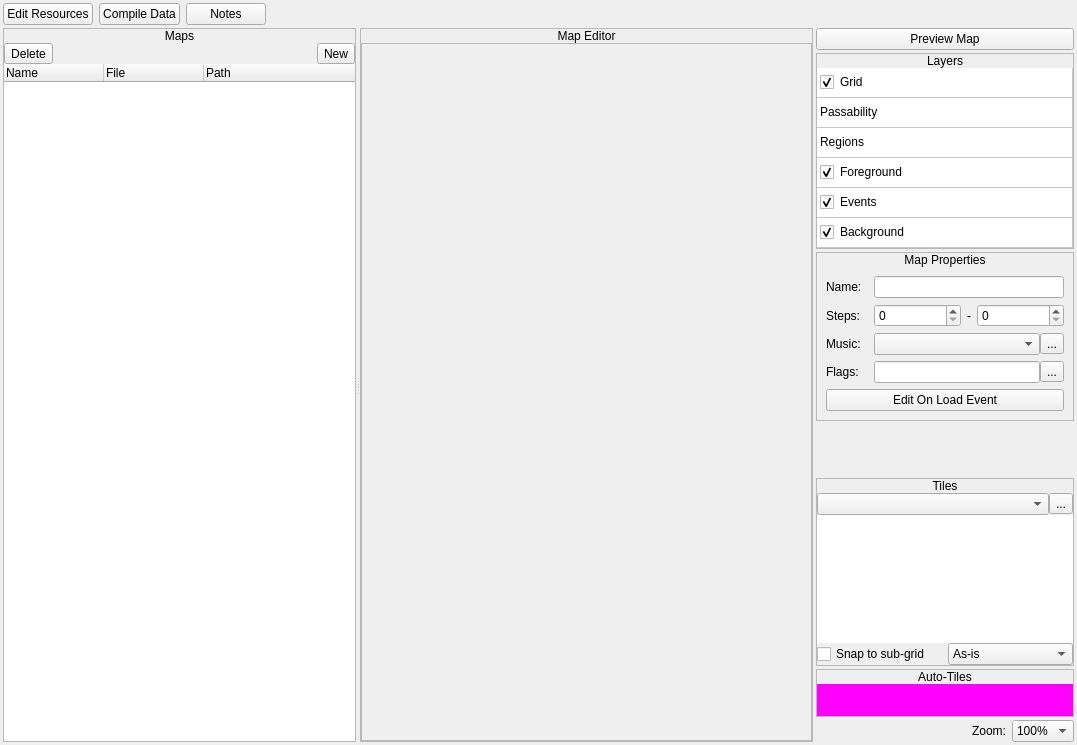
Before: the Qt Designer form editor/src/mainwindow.ui in tuxinator2009/PreludeToADream-Pokitto, drawn with Qt 5.
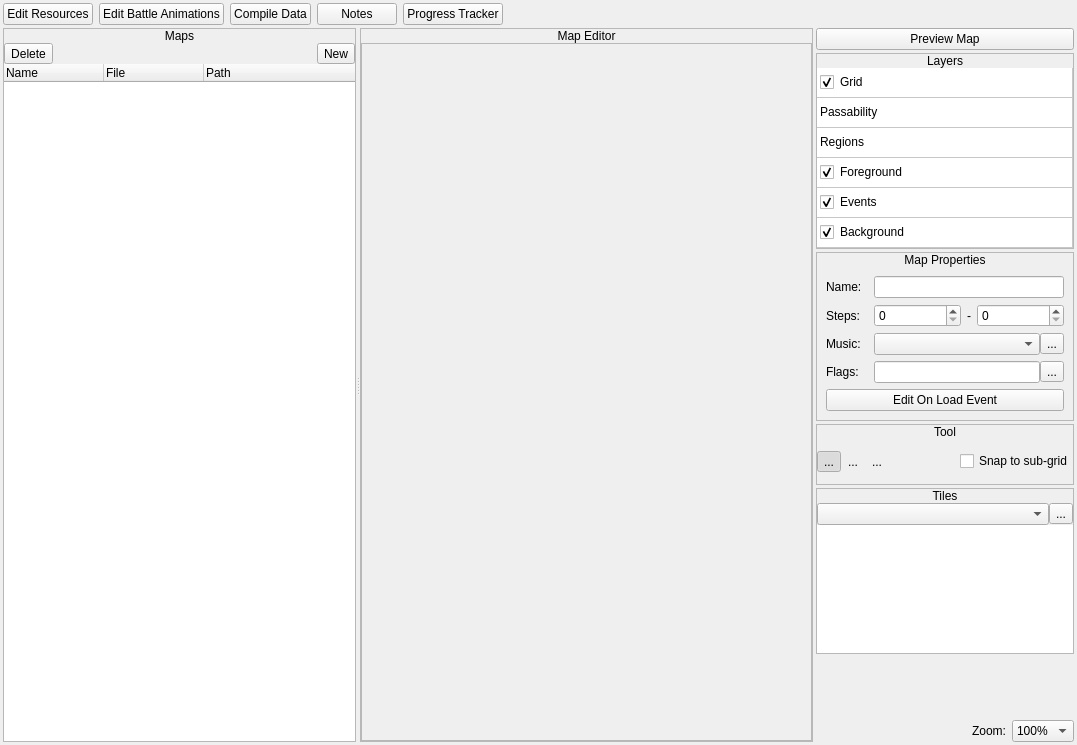
After: the same form once the commit is applied. The open tabs and pages were chosen to show the change. Icons and pictures are not drawn. Custom widgets are drawn as their Qt base class.

Commit message: Added a progress tracker and finished map editor portion.

```diff
--- a/editor/src/mainwindow.ui
+++ b/editor/src/mainwindow.ui
@@ -76,6 +76,19 @@
          </property>
         </widget>
        </item>
+       <item>
+        <widget class="QPushButton" name="btnEditBattleAnimations">
+         <property name="sizePolicy">
+          <sizepolicy hsizetype="Fixed" vsizetype="Fixed">
+           <horstretch>0</horstretch>
+           <verstretch>0</verstretch>
+          </sizepolicy>
+         </property>
+         <property name="text">
+          <string>Edit Battle Animations</string>
+         </property>
+        </widget>
+       </item>
        <item>
         <widget class="QPushButton" name="btnCompileData">
          <property name="sizePolicy">
@@ -102,6 +115,19 @@
          </property>
         </widget>
        </item>
+       <item>
+        <widget class="QPushButton" name="btnProgressTracker">
+         <property name="sizePolicy">
+          <sizepolicy hsizetype="Fixed" vsizetype="Fixed">
+           <horstretch>0</horstretch>
+           <verstretch>0</verstretch>
+          </sizepolicy>
+         </property>
+         <property name="text">
+          <string>Progress Tracker</string>
+         </property>
+        </widget>
+       </item>
        <item>
         <widget class="QWidget" name="widget_21" native="true"/>
        </item>
@@ -837,7 +863,141 @@
                 <number>0</number>
                </property>
                <item>
-                <widget class="QWidget" name="widget_18" native="true"/>
+                <widget class="QFrame" name="frame_3">
+                 <property name="frameShape">
+                  <enum>QFrame::StyledPanel</enum>
+                 </property>
+                 <property name="frameShadow">
+                  <enum>QFrame::Raised</enum>
+                 </property>
+                 <layout class="QVBoxLayout" name="verticalLayout_10">
+                  <property name="spacing">
+                   <number>0</number>
+                  </property>
+                  <property name="leftMargin">
+                   <number>0</number>
+                  </property>
+                  <property name="topMargin">
+                   <number>0</number>
+                  </property>
+                  <property name="rightMargin">
+                   <number>0</number>
+                  </property>
+                  <property name="bottomMargin">
+                   <number>0</number>
+                  </property>
+                  <item>
+                   <widget class="QLabel" name="label_8">
+                    <property name="sizePolicy">
+                     <sizepolicy hsizetype="Preferred" vsizetype="Fixed">
+                      <horstretch>0</horstretch>
+                      <verstretch>0</verstretch>
+                     </sizepolicy>
+                    </property>
+                    <property name="text">
+                     <string>Tool</string>
+                    </property>
+                    <property name="alignment">
+                     <set>Qt::AlignCenter</set>
+                    </property>
+                   </widget>
+                  </item>
+                  <item>
+                   <widget class="QWidget" name="widget_15" native="true">
+                    <layout class="QHBoxLayout" name="horizontalLayout_12">
+                     <property name="spacing">
+                      <number>0</number>
+                     </property>
+                     <property name="leftMargin">
+                      <number>0</number>
+                     </property>
+                     <property name="topMargin">
+                      <number>0</number>
+                     </property>
+                     <property name="rightMargin">
+                      <number>0</number>
+                     </property>
+                     <property name="bottomMargin">
+                      <number>0</number>
+                     </property>
+                     <item>
+                      <widget class="QToolButton" name="btnToolPencil">
+                       <property name="text">
+                        <string>...</string>
+                       </property>
+                       <property name="icon">
+                        <iconset resource="icons.qrc">
+                         <normaloff>:/icons/pencil.png</normaloff>:/icons/pencil.png</iconset>
+                       </property>
+                       <property name="checkable">
+                        <bool>true</bool>
+                       </property>
+                       <property name="checked">
+                        <bool>true</bool>
+                       </property>
+                       <property name="autoExclusive">
+                        <bool>true</bool>
+                       </property>
+                       <property name="autoRaise">
+                        <bool>true</bool>
+                       </property>
+                      </widget>
+                     </item>
+                     <item>
+                      <widget class="QToolButton" name="btnToolRectangle">
+                       <property name="text">
+                        <string>...</string>
+                       </property>
+                       <property name="icon">
+                        <iconset resource="icons.qrc">
+                         <normaloff>:/icons/square.png</normaloff>:/icons/square.png</iconset>
+                       </property>
+                       <property name="checkable">
+                        <bool>true</bool>
+                       </property>
+                       <property name="autoExclusive">
+                        <bool>true</bool>
+                       </property>
+                       <property name="autoRaise">
+                        <bool>true</bool>
+                       </property>
+                      </widget>
+                     </item>
+                     <item>
+                      <widget class="QToolButton" name="btnToolCircle">
+                       <property name="text">
+                        <string>...</string>
+                       </property>
+                       <property name="icon">
+                        <iconset resource="icons.qrc">
+                         <normaloff>:/icons/circle.png</normaloff>:/icons/circle.png</iconset>
+                       </property>
+                       <property name="checkable">
+                        <bool>true</bool>
+                       </property>
+                       <property name="autoExclusive">
+                        <bool>true</bool>
+                       </property>
+                       <property name="autoRaise">
+                        <bool>true</bool>
+                       </property>
+                      </widget>
+                     </item>
+                     <item>
+                      <widget class="QWidget" name="widget_22" native="true"/>
+                     </item>
+                     <item>
+                      <widget class="QCheckBox" name="chkSnapToSubGrid">
+                       <property name="text">
+                        <string>Snap to sub-grid</string>
+                       </property>
+                      </widget>
+                     </item>
+                    </layout>
+                   </widget>
+                  </item>
+                 </layout>
+                </widget>
                </item>
                <item>
                 <widget class="QFrame" name="frame_2">
@@ -956,60 +1116,6 @@
                        </property>
                       </widget>
                      </item>
-                     <item>
-                      <widget class="QWidget" name="widget_5" native="true">
-                       <layout class="QHBoxLayout" name="horizontalLayout_3">
-                        <property name="leftMargin">
-                         <number>0</number>
-                        </property>
-                        <property name="topMargin">
-                         <number>0</number>
-                        </property>
-                        <property name="rightMargin">
-                         <number>0</number>
-                        </property>
-                        <property name="bottomMargin">
-                         <number>0</number>
-                        </property>
-                        <item>
-                         <widget class="QCheckBox" name="chkSnapToSubGrid">
-                          <property name="text">
-                           <string>Snap to sub-grid</string>
-                          </property>
-                         </widget>
-                        </item>
-                        <item>
-                         <widget class="QComboBox" name="boxSnap">
-                          <item>
-                           <property name="text">
-                            <string>As-is</string>
-                           </property>
-                          </item>
-                          <item>
-                           <property name="text">
-                            <string>UL</string>
-                           </property>
-                          </item>
-                          <item>
-                           <property name="text">
-                            <string>UR</string>
-                           </property>
-                          </item>
-                          <item>
-                           <property name="text">
-                            <string>BL</string>
-                           </property>
-                          </item>
-                          <item>
-                           <property name="text">
-                            <string>BR</string>
-                           </property>
-                          </item>
-                         </widget>
-                        </item>
-                       </layout>
-                      </widget>
-                     </item>
                     </layout>
                    </widget>
                   </item>
@@ -1017,193 +1123,7 @@
                 </widget>
                </item>
                <item>
-                <widget class="QFrame" name="frame_6">
-                 <property name="sizePolicy">
-                  <sizepolicy hsizetype="Preferred" vsizetype="Fixed">
-                   <horstretch>0</horstretch>
-                   <verstretch>0</verstretch>
-                  </sizepolicy>
-                 </property>
-                 <property name="frameShape">
-                  <enum>QFrame::StyledPanel</enum>
-                 </property>
-                 <property name="frameShadow">
-                  <enum>QFrame::Raised</enum>
-                 </property>
-                 <layout class="QVBoxLayout" name="verticalLayout_10">
-                  <property name="spacing">
-                   <number>0</number>
-                  </property>
-                  <property name="leftMargin">
-                   <number>0</number>
-                  </property>
-                  <property name="topMargin">
-                   <number>0</number>
-                  </property>
-                  <property name="rightMargin">
-                   <number>0</number>
-                  </property>
-                  <property name="bottomMargin">
-                   <number>0</number>
-                  </property>
-                  <item>
-                   <widget class="QLabel" name="label_29">
-                    <property name="sizePolicy">
-                     <sizepolicy hsizetype="Preferred" vsizetype="Fixed">
-                      <horstretch>0</horstretch>
-                      <verstretch>0</verstretch>
-                     </sizepolicy>
-                    </property>
-                    <property name="text">
-                     <string>Auto-Tiles</string>
-                    </property>
-                    <property name="alignment">
-                     <set>Qt::AlignCenter</set>
-                    </property>
-                   </widget>
-                  </item>
-                  <item>
-                   <widget class="QWidget" name="widget_15" native="true">
-                    <property name="styleSheet">
-                     <string notr="true">QLabel
-{
-  background-color: rgb(255, 0, 255);
-  border: 1px solid black;
-}</string>
-                    </property>
-                    <layout class="QVBoxLayout" name="verticalLayout_12">
-                     <property name="spacing">
-                      <number>0</number>
-                     </property>
-                     <property name="leftMargin">
-                      <number>0</number>
-                     </property>
-                     <property name="topMargin">
-                      <number>0</number>
-                     </property>
-                     <property name="rightMargin">
-                      <number>0</number>
-                     </property>
-                     <property name="bottomMargin">
-                      <number>0</number>
-                     </property>
-                     <item>
-                      <widget class="QTableWidget" name="tblAutoTiles">
-                       <property name="minimumSize">
-                        <size>
-                         <width>256</width>
-                         <height>32</height>
-                        </size>
-                       </property>
-                       <property name="maximumSize">
-                        <size>
-                         <width>256</width>
-                         <height>32</height>
-                        </size>
-                       </property>
-                       <property name="styleSheet">
-                        <string notr="true">QTableWidget::item
-{
-	background-color: rgb(255, 0, 255);
-}</string>
-                       </property>
-                       <property name="frameShape">
-                        <enum>QFrame::NoFrame</enum>
-                       </property>
-                       <property name="verticalScrollBarPolicy">
-                        <enum>Qt::ScrollBarAlwaysOff</enum>
-                       </property>
-                       <property name="horizontalScrollBarPolicy">
-                        <enum>Qt::ScrollBarAlwaysOff</enum>
-                       </property>
-                       <property name="editTriggers">
-                        <set>QAbstractItemView::NoEditTriggers</set>
-                       </property>
-                       <property name="selectionMode">
-                        <enum>QAbstractItemView::SingleSelection</enum>
-                       </property>
-                       <property name="textElideMode">
-                        <enum>Qt::ElideNone</enum>
-                       </property>
-                       <property name="showGrid">
-                        <bool>false</bool>
-                       </property>
-                       <property name="wordWrap">
-                        <bool>false</bool>
-                       </property>
-                       <property name="cornerButtonEnabled">
-                        <bool>false</bool>
-                       </property>
-                       <attribute name="horizontalHeaderVisible">
-                        <bool>false</bool>
-                       </attribute>
-                       <attribute name="horizontalHeaderMinimumSectionSize">
-                        <number>32</number>
-                       </attribute>
-                       <attribute name="horizontalHeaderDefaultSectionSize">
-                        <number>32</number>
-                       </attribute>
-                       <attribute name="verticalHeaderVisible">
-                        <bool>false</bool>
-                       </attribute>
-                       <attribute name="verticalHeaderMinimumSectionSize">
-                        <number>32</number>
-                       </attribute>
-                       <attribute name="verticalHeaderDefaultSectionSize">
-                        <number>32</number>
-                       </attribute>
-                       <row>
-                        <property name="text">
-                         <string>1</string>
-                        </property>
-                       </row>
-                       <column>
-                        <property name="text">
-                         <string>1</string>
-                        </property>
-                       </column>
-                       <column>
-                        <property name="text">
-                         <string>2</string>
-                        </property>
-                       </column>
-                       <column>
-                        <property name="text">
-                         <string>3</string>
-                        </property>
-                       </column>
-                       <column>
-                        <property name="text">
-                         <string>4</string>
-                        </property>
-                       </column>
-                       <column>
-                        <property name="text">
-                         <string>5</string>
-                        </property>
-                       </column>
-                       <column>
-                        <property name="text">
-                         <string>6</string>
-                        </property>
-                       </column>
-                       <column>
-                        <property name="text">
-                         <string>7</string>
-                        </property>
-                       </column>
-                       <column>
-                        <property name="text">
-                         <string>8</string>
-                        </property>
-                       </column>
-                      </widget>
-                     </item>
-                    </layout>
-                   </widget>
-                  </item>
-                 </layout>
-                </widget>
+                <widget class="QWidget" name="widget_18" native="true"/>
                </item>
               </layout>
              </widget>
```
Left out of the diff: 6 changed lines with no effect on the pictures. The commit also changes 26 other files.
